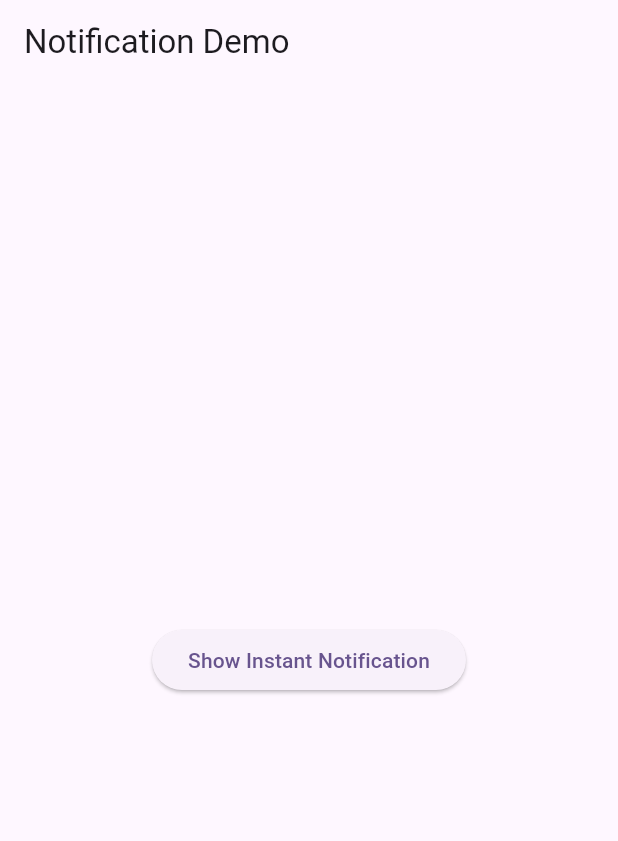
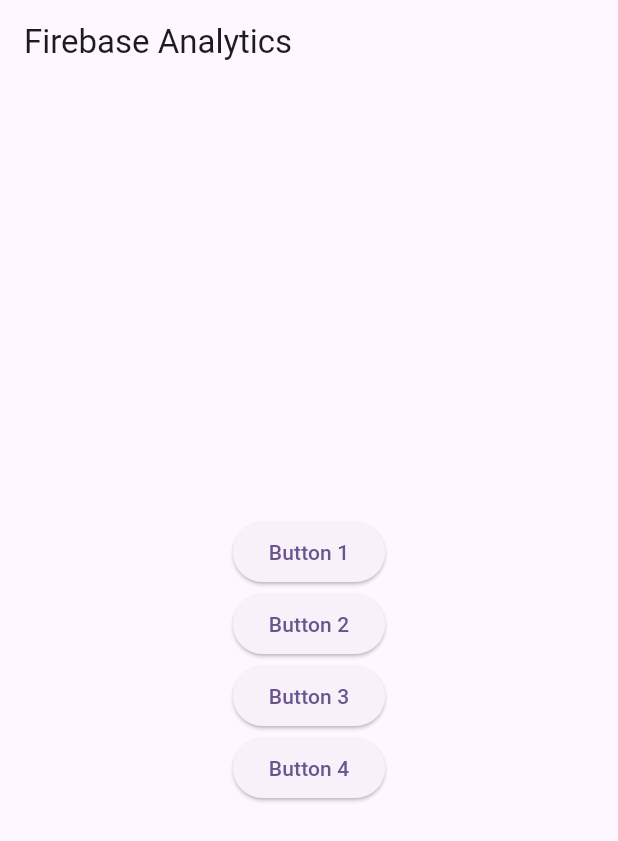
Before and after one commit to devvijay2002/Test-FCM, a Flutter app: the screen it shows after launch, on a phone screen of 412 x 824 dp. Shown: the top 841 px of the screen. Run offline on Flutter 3.47's test engine with Material 3 defaults, Android fonts, the phone set to English and light mode, and no system bars; our stand-ins replace firebase_analytics, firebase_core, firebase_messaging; accounts and stored records are empty.

Commit message:
local commit

```diff
--- a/lib/main.dart
+++ b/lib/main.dart
@@ -4,6 +4,7 @@ import 'dart:developer';
 import 'package:firebase_core/firebase_core.dart';
 import 'package:firebase_messaging/firebase_messaging.dart';
 import 'package:flutter/material.dart';
+import 'package:test_app/screens/analytics_screen.dart';
 import 'firebase_options.dart';
 import 'screens/my_app.dart';
 
@@ -19,7 +20,6 @@ Future<void> main() async {
 
 Future<void> _firebaseBackgroundHandler(RemoteMessage message)async{
   await Firebase.initializeApp(options: DefaultFirebaseOptions.currentPlatform);
-
   print(message.notification?.title?.toString());
   print(message.data.toString());
 
@@ -38,7 +38,7 @@ class MyApp extends StatelessWidget {
         colorScheme: ColorScheme.fromSeed(seedColor: Colors.deepPurple),
         useMaterial3: true,
       ),
-      home: const MyHomePage(),
+      home: const FirebaseAnalyticsScreen(),
     );
   }
 }
--- /dev/null
+++ b/lib/screens/analytics_screen.dart
@@ -0,0 +1,82 @@
+
+import 'dart:developer';
+
+import 'package:firebase_analytics/firebase_analytics.dart';
+import 'package:flutter/material.dart';
+
+class FirebaseAnalyticsScreen extends StatefulWidget {
+  const FirebaseAnalyticsScreen({super.key});
+
+  @override
+  State<FirebaseAnalyticsScreen> createState() => _FirebaseAnalyticsScreenState();
+}
+
+class _FirebaseAnalyticsScreenState extends State<FirebaseAnalyticsScreen> {
+final FirebaseAnalytics analytics = FirebaseAnalytics.instance;
+
+@override
+  void initState() {
+  analytics.setAnalyticsCollectionEnabled(true);
+
+    super.initState();
+  }
+
+  @override
+  Widget build(BuildContext context) {
+    return  Scaffold(
+      appBar: AppBar(title: const Text("Firebase Analytics")),
+      body: Center(
+        child: Column(
+          mainAxisAlignment: MainAxisAlignment.center,
+          children: [
+            ElevatedButton(
+              onPressed: () async{
+                await analytics.logEvent(
+                name: "button_tracked",
+                parameters: {
+                  "button_name": "button1",
+                },
+
+              );
+                },
+              child: const Text("Button 1"),
+            ),
+            ElevatedButton(
+              onPressed: () async{
+                await analytics.logEvent(
+                  name: "button_tracked",
+                  parameters: {
+                    "button_name": "button2",
+                  },
+                );
+              },
+              child: const Text("Button 2"),
+            ),
+            ElevatedButton(
+              onPressed: () async{
+                await analytics.logEvent(
+                  name: "button_tracked",
+                  parameters: {
+                    "button_name": "button3",
+                  },
+                );
+              },
+              child: const Text("Button 3"),
+            ),
+            ElevatedButton(
+              onPressed: () async{
+                await analytics.logEvent(
+                  name: "button_tracked",
+                  parameters: {
+                    "button_name": "button4",
+                  },
+                );
+              },
+              child: const Text("Button 4"),
+            ),
+          ],
+        ),
+      ),
+    );
+  }
+}
--- a/pubspec.yaml
+++ b/pubspec.yaml
@@ -33,9 +33,10 @@ dependencies:
   http: ^1.2.1
   firebase_core: ^3.1.0
   firebase_messaging: ^15.0.1
-  flutter_local_notifications: ^16.3.0
+  #flutter_local_notifications: ^16.3.0
   firebase_analytics: ^11.0.1
   app_settings: ^5.1.1
+
 
 
   # The following adds the Cupertino Icons font to your application.
```
Also changed, not shown: lib/notification_api.dart (added, +31 -0 lines), lib/notification_service/notification_service.dart (+18 -8 lines), lib/screens/my_app.dart (+9 -4 lines), pubspec.lock.
